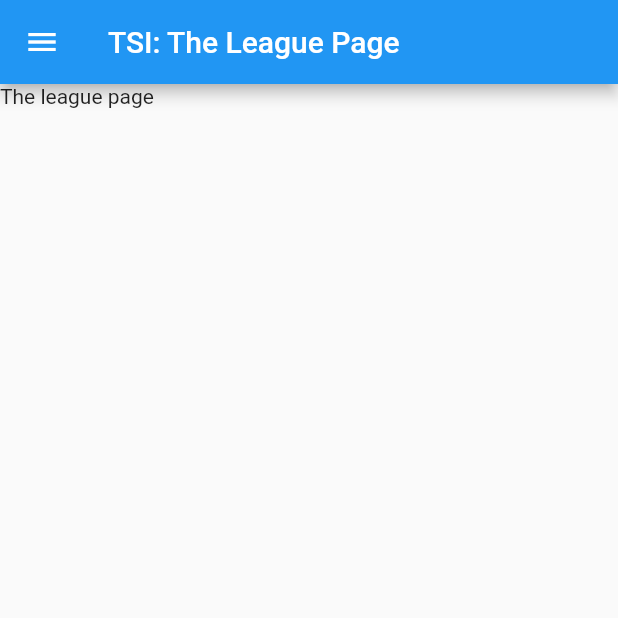
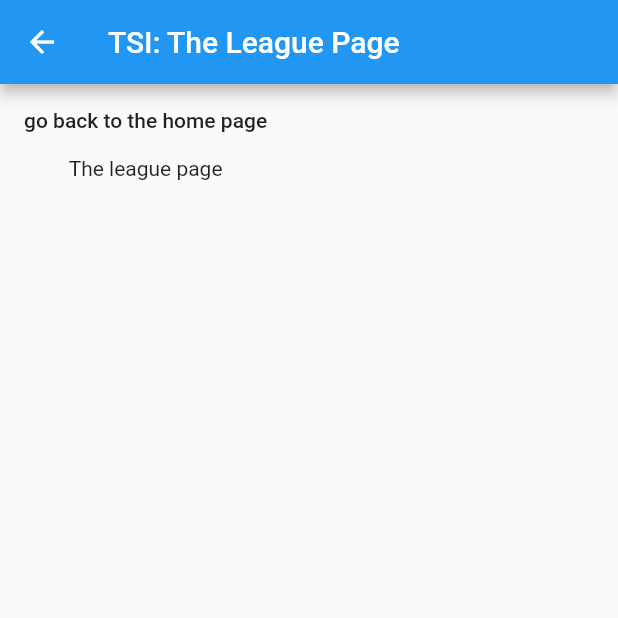
Before and after one commit to dodobaba/soccer_client, a Flutter app: the League screen opened by its route, on a phone screen of 412 x 824 dp, the top half of it. Run offline on Flutter 3.47's test engine with Material 2 defaults, Android fonts, the phone set to English and light mode, and no system bars.

Commit message:
test navigator

```diff
--- a/lib/home.dart
+++ b/lib/home.dart
@@ -1,6 +1,5 @@
-
 import 'package:flutter/material.dart';
-
+import 'main.dart';
 import 'mydrawer.dart';
 
 class MyHomePage extends StatefulWidget {
@@ -34,9 +33,15 @@ class _MyHomePageState extends State<MyHomePage> {
             Text(
               'The Soccer Infomation Home Page',
             ),
+            FlatButton(
+                onPressed: () => _onGoto(context), child: Text('goto the league page'))
           ],
         ),
       ),
     );
   }
+
+  _onGoto(BuildContext context) {
+    Navigator.pushNamed(context, LeaguePage);
+  }
 }
--- a/lib/league.dart
+++ b/lib/league.dart
@@ -1,29 +1,28 @@
 import 'package:flutter/material.dart';
 import 'mydrawer.dart';
 
-
-class League extends StatelessWidget{
+class League extends StatelessWidget {
   final String title;
 
   League({Key key, this.title});
 
   @override
-  Widget build(BuildContext context){
+  Widget build(BuildContext context) {
     return Scaffold(
-      appBar: AppBar(
-        title: Text(title),
-        leading: Builder(builder: (BuildContext context) {
-          return IconButton(
-            icon: const Icon(Icons.menu),
-            onPressed: () {
-              Scaffold.of(context).openDrawer();
-            },
-            tooltip: MaterialLocalizations.of(context).openAppDrawerTooltip,
-          );
-        }),
-      ),
-      drawer: MyDrawer(),
-       body:Text('The league page')
-    );
+        appBar: AppBar(
+          title: Text(title),
+        ),
+        body: Column(
+          children: <Widget>[
+            FlatButton(
+                onPressed: () => _onGoBack(context),
+                child: Text('go back to the home page')),
+            Text('The league page')
+          ],
+        ));
+  }
+
+  _onGoBack(BuildContext context) {
+    Navigator.pop(context);
   }
 }
--- a/lib/mydrawer.dart
+++ b/lib/mydrawer.dart
@@ -21,7 +21,7 @@ class MyDrawer extends StatelessWidget {
 
   _onDrawerTap(BuildContext context, String page) {
     // Navigator.pop(context);
-    // Navigator.of(context).popAndPushNamed(page);
+     Navigator.of(context).popAndPushNamed(page);
     // Navigator.pushNamed(context, page, arguments: null);
   }
 }
```
